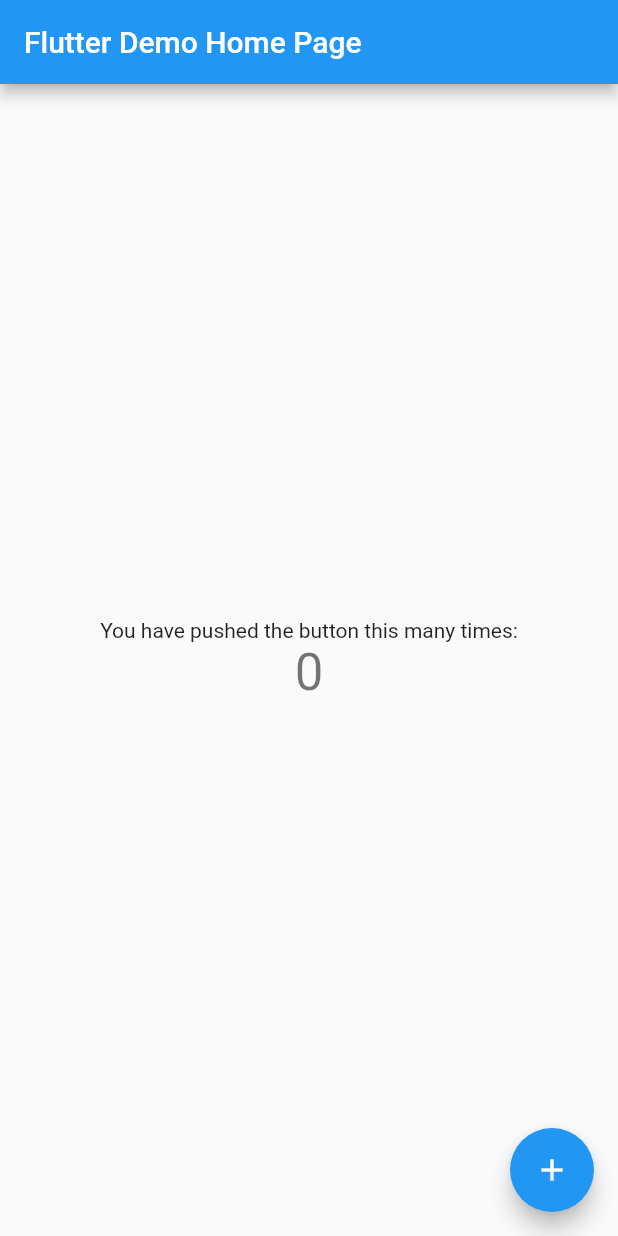
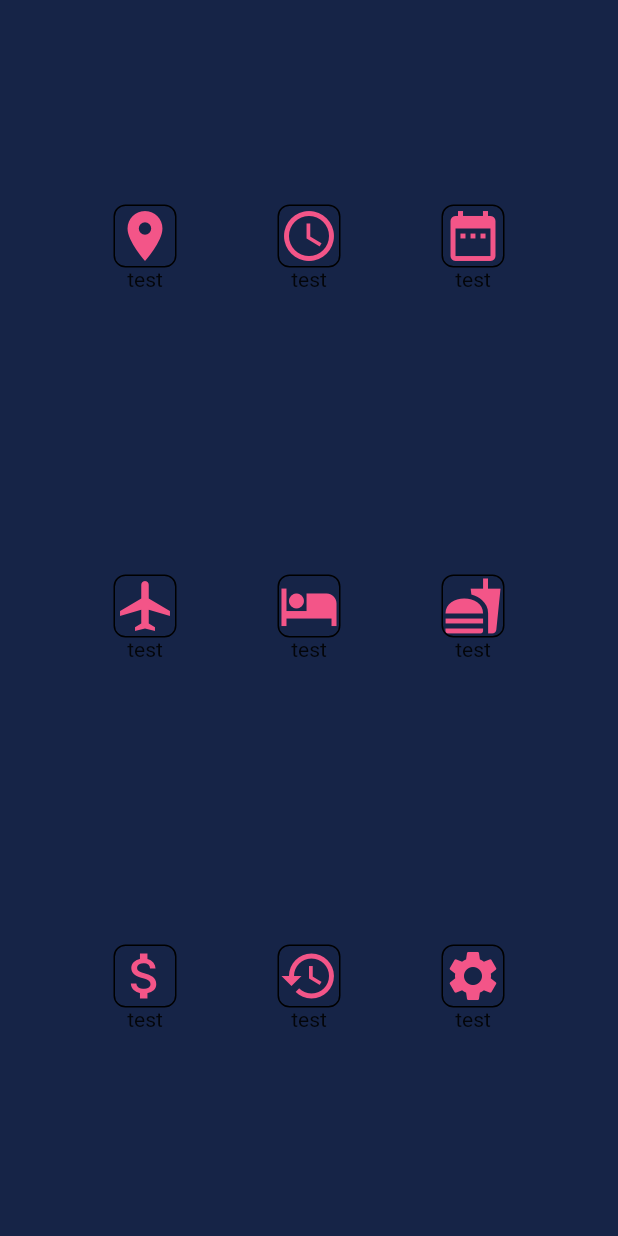
Before and after one commit to corpts/travel_scheduler_mobile, a Flutter app: the screen it shows after launch, on a phone screen of 412 x 824 dp. Run offline on Flutter 3.47's test engine with Material 2 defaults, Android fonts, the phone set to English and light mode, and no system bars; our stand-ins replace hexcolor; statements that could not run were skipped.

Commit message:
Add main menu, add grid widget, add ThemeData object, update dependencies.

```diff
--- /dev/null
+++ b/lib/ext/color.dart
@@ -0,0 +1,9 @@
+import 'package:flutter/material.dart';
+import 'package:hexcolor/hexcolor.dart';
+
+
+ThemeData color = ThemeData(
+  primaryColor: Hexcolor('#03A9F4'),
+  accentColor: Hexcolor('#F35588'),
+  backgroundColor: Hexcolor('#162447'),
+);
--- a/lib/main.dart
+++ b/lib/main.dart
@@ -1,4 +1,10 @@
 import 'package:flutter/material.dart';
+import 'package:flutter/services.dart';
+
+import 'pages/login/start_page.dart';
+import 'pages/menu/menu.dart';
+
+import 'ext/color.dart' as ext;
 
 void main() {
   runApp(MyApp());
@@ -8,41 +14,22 @@ class MyApp extends StatelessWidget {
   // This widget is the root of your application.
   @override
   Widget build(BuildContext context) {
+    SystemChrome.setEnabledSystemUIOverlays ([]);
     return MaterialApp(
       title: 'Flutter Demo',
-      theme: ThemeData(
-        // This is the theme of your application.
-        //
-        // Try running your application with "flutter run". You'll see the
-        // application has a blue toolbar. Then, without quitting the app, try
-        // changing the primarySwatch below to Colors.green and then invoke
-        // "hot reload" (press "r" in the console where you ran "flutter run",
-        // or simply save your changes to "hot reload" in a Flutter IDE).
-        // Notice that the counter didn't reset back to zero; the application
-        // is not restarted.
-        primarySwatch: Colors.blue,
-        // This makes the visual density adapt to the platform that you run
-        // the app on. For desktop platforms, the controls will be smaller and
-        // closer together (more dense) than on mobile platforms.
-        visualDensity: VisualDensity.adaptivePlatformDensity,
-      ),
-      home: MyHomePage(title: 'Flutter Demo Home Page'),
+      theme: ext.color,
+      initialRoute: '/menu',
+      routes: {
+        '/' : (context) => MyHomePage(title: 'Flutter Demo Home Page'),
+        '/login_start': (context) => StartPage(),
+        '/menu': (context) => MenuPage(),
+      }
     );
   }
 }
 
 class MyHomePage extends StatefulWidget {
   MyHomePage({Key key, this.title}) : super(key: key);
-
-  // This widget is the home page of your application. It is stateful, meaning
-  // that it has a State object (defined below) that contains fields that affect
-  // how it looks.
-
-  // This class is the configuration for the state. It holds the values (in this
-  // case the title) provided by the parent (in this case the App widget) and
-  // used by the build method of the State. Fields in a Widget subclass are
-  // always marked "final".
-
   final String title;
 
   @override
@@ -54,47 +41,20 @@ class _MyHomePageState extends State<MyHomePage> {
 
   void _incrementCounter() {
     setState(() {
-      // This call to setState tells the Flutter framework that something has
-      // changed in this State, which causes it to rerun the build method below
-      // so that the display can reflect the updated values. If we changed
-      // _counter without calling setState(), then the build method would not be
-      // called again, and so nothing would appear to happen.
       _counter++;
     });
   }
 
   @override
   Widget build(BuildContext context) {
-    // This method is rerun every time setState is called, for instance as done
-    // by the _incrementCounter method above.
-    //
-    // The Flutter framework has been optimized to make rerunning build methods
-    // fast, so that you can just rebuild anything that needs updating rather
-    // than having to individually change instances of widgets.
+
     return Scaffold(
       appBar: AppBar(
-        // Here we take the value from the MyHomePage object that was created by
-        // the App.build method, and use it to set our appbar title.
         title: Text(widget.title),
       ),
       body: Center(
-        // Center is a layout widget. It takes a single child and positions it
-        // in the middle of the parent.
         child: Column(
-          // Column is also a layout widget. It takes a list of children and
-          // arranges them vertically. By default, it sizes itself to fit its
-          // children horizontally, and tries to be as tall as its parent.
-          //
-          // Invoke "debug painting" (press "p" in the console, choose the
-          // "Toggle Debug Paint" action from the Flutter Inspector in Android
-          // Studio, or the "Toggle Debug Paint" command in Visual Studio Code)
-          // to see the wireframe for each widget.
-          //
-          // Column has various properties to control how it sizes itself and
-          // how it positions its children. Here we use mainAxisAlignment to
-          // center the children vertically; the main axis here is the vertical
-          // axis because Columns are vertical (the cross axis would be
-          // horizontal).
+
           mainAxisAlignment: MainAxisAlignment.center,
           children: <Widget>[
             Text(
@@ -111,7 +71,7 @@ class _MyHomePageState extends State<MyHomePage> {
         onPressed: _incrementCounter,
         tooltip: 'Increment',
         child: Icon(Icons.add),
-      ), // This trailing comma makes auto-formatting nicer for build methods.
+      ),
     );
   }
 }
--- /dev/null
+++ b/lib/pages/login/start_page.dart
@@ -0,0 +1,12 @@
+import 'package:flutter/material.dart';
+
+class StartPage extends StatelessWidget{
+  @override
+  Widget build(BuildContext context) {
+    return Scaffold(
+      body: Container(
+        child: Text('123'),
+      ),
+    );
+  }
+}
--- /dev/null
+++ b/lib/pages/menu/gridWidget.dart
@@ -0,0 +1,56 @@
+import 'package:flutter/material.dart';
+
+class SizedGrid extends StatelessWidget{
+  final int rows;
+  final int cols;
+  final List<Widget> children;
+
+  int horizontalSpacing;
+  int verticalSpacing;
+
+  MainAxisAlignment mainAxisAlignment;
+  CrossAxisAlignment crossAxisAlignment;
+
+  SizedGrid({
+    @required this.cols,
+    @required this.rows,
+    @required this.children,
+    this.mainAxisAlignment = MainAxisAlignment.center,
+    this.crossAxisAlignment = CrossAxisAlignment.center,
+    this.horizontalSpacing = 0,
+    this.verticalSpacing = 0,
+  }){
+    assert (children.length == rows*cols);
+  }
+
+  @override
+  Widget build(BuildContext context) {
+    List<Row> rows_l = [];
+    for (int i = 0; i < rows; ++i)
+      {
+        rows_l.add(
+          Row(
+            mainAxisAlignment: mainAxisAlignment,
+            crossAxisAlignment: crossAxisAlignment,
+            children: <Widget>[for (var j = 0; j < cols; ++j)
+              Padding(
+                padding: EdgeInsets.fromLTRB(
+                    (j != 0) ? horizontalSpacing/2 : 0,
+                    (i != 0) ? verticalSpacing/2 : 0,
+                    (j != cols) ? horizontalSpacing/2 : 0,
+                    (i != rows) ? verticalSpacing/2 : 0,
+                ),
+                child: children[i*cols+j],
+              )
+            ],
+          )
+        );
+      }
+    return Column(
+      mainAxisAlignment: mainAxisAlignment,
+      crossAxisAlignment: crossAxisAlignment,
+      children: rows_l,
+    );
+  }
+
+}
--- /dev/null
+++ b/lib/pages/menu/menu.dart
@@ -0,0 +1,52 @@
+import 'package:flutter/material.dart';
+import 'package:flutter/rendering.dart';
+import 'gridWidget.dart';
+
+class MenuPage extends StatelessWidget{
+  @override
+  Widget build(BuildContext context) {
+    return Scaffold(
+      backgroundColor: Theme.of(context).backgroundColor,
+      body: Padding(
+        padding: const EdgeInsets.all(42.0),
+        child: Center(
+          child: SizedGrid(
+            cols: 3,
+            rows: 3,
+//            horizontalSpacing: 24,
+//            verticalSpacing: 24,
+            mainAxisAlignment: MainAxisAlignment.spaceAround,
+            crossAxisAlignment: CrossAxisAlignment.center,
+            children: [
+              buildMenuItem(Icon(Icons.location_on, size: 40, color: Theme.of(context).accentColor),'test'),
+              buildMenuItem(Icon(Icons.access_time, size: 40, color: Theme.of(context).accentColor),'test'),
+              buildMenuItem(Icon(Icons.date_range, size: 40, color: Theme.of(context).accentColor),'test'),
+              buildMenuItem(Icon(Icons.airplanemode_active, size: 40, color: Theme.of(context).accentColor),'test'),
+              buildMenuItem(Icon(Icons.hotel, size: 40, color: Theme.of(context).accentColor),'test'),
+              buildMenuItem(Icon(Icons.fastfood, size: 40, color: Theme.of(context).accentColor),'test'),
+              buildMenuItem(Icon(Icons.attach_money, size: 40, color: Theme.of(context).accentColor),'test'),
+              buildMenuItem(Icon(Icons.history, size: 40, color: Theme.of(context).accentColor),'test'),
+              buildMenuItem(Icon(Icons.settings, size: 40, color: Theme.of(context).accentColor),'test'),
+            ],
+          ),
+        ),
+      ),
+    );
+  }
+
+  Widget buildMenuItem(Icon icon,String text){
+    return Column(
+      children: [
+        Container(
+          decoration: BoxDecoration(
+            border: Border.all(color: Colors.black),
+            borderRadius: BorderRadius.all(Radius.circular(8)),
+          ),
+          child: icon,
+        ),
+        Text(text)
+      ],
+    );
+  }
+
+}
--- a/pubspec.yaml
+++ b/pubspec.yaml
@@ -21,6 +21,7 @@ environment:
   sdk: ">=2.7.0 <3.0.0"
 
 dependencies:
+  hexcolor: 1.0.4
   flutter:
     sdk: flutter
 
```
